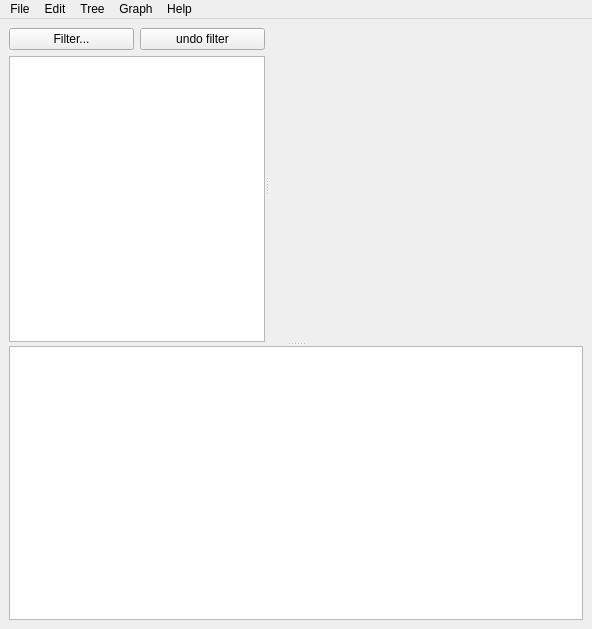
ChrisHal/PMbrowser, file QtPMbrowser/pmbrowserwindow.ui: the form before one commit.
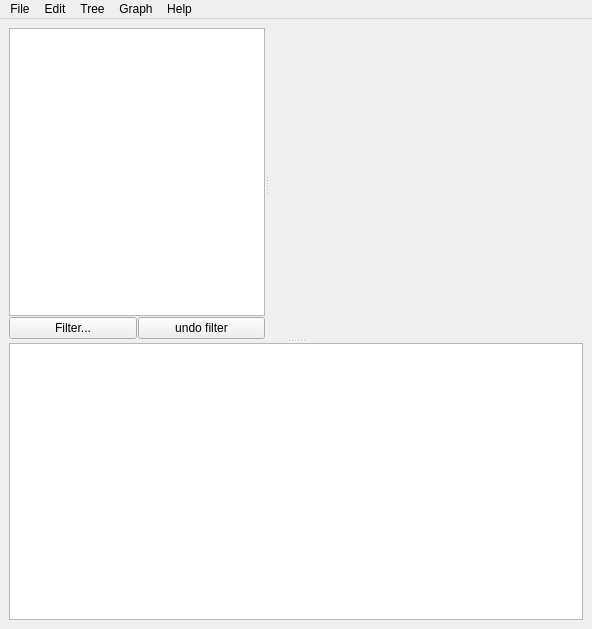
The form after the commit. Custom widgets are drawn as their Qt base class.

Commit message: layout change (minor one)

Diff of the .ui file:
```diff
--- a/QtPMbrowser/pmbrowserwindow.ui
+++ b/QtPMbrowser/pmbrowserwindow.ui
@@ -56,6 +56,9 @@
        </property>
        <widget class="QWidget" name="layoutWidget">
         <layout class="QGridLayout" name="gridLayout">
+         <property name="spacing">
+          <number>1</number>
+         </property>
          <item row="2" column="0" colspan="2">
           <widget class="QTreeWidget" name="treePulse">
            <property name="sizePolicy">
@@ -80,7 +83,7 @@
            </column>
           </widget>
          </item>
-         <item row="1" column="0">
+         <item row="3" column="0">
           <widget class="QPushButton" name="pushButtonTreeFilter">
            <property name="focusPolicy">
             <enum>Qt::WheelFocus</enum>
@@ -93,7 +96,7 @@
            </property>
           </widget>
          </item>
-         <item row="1" column="1">
+         <item row="3" column="1">
           <widget class="QPushButton" name="pushButtonShowAll">
            <property name="text">
             <string>undo filter</string>
```
The commit also changes 1 other file.
